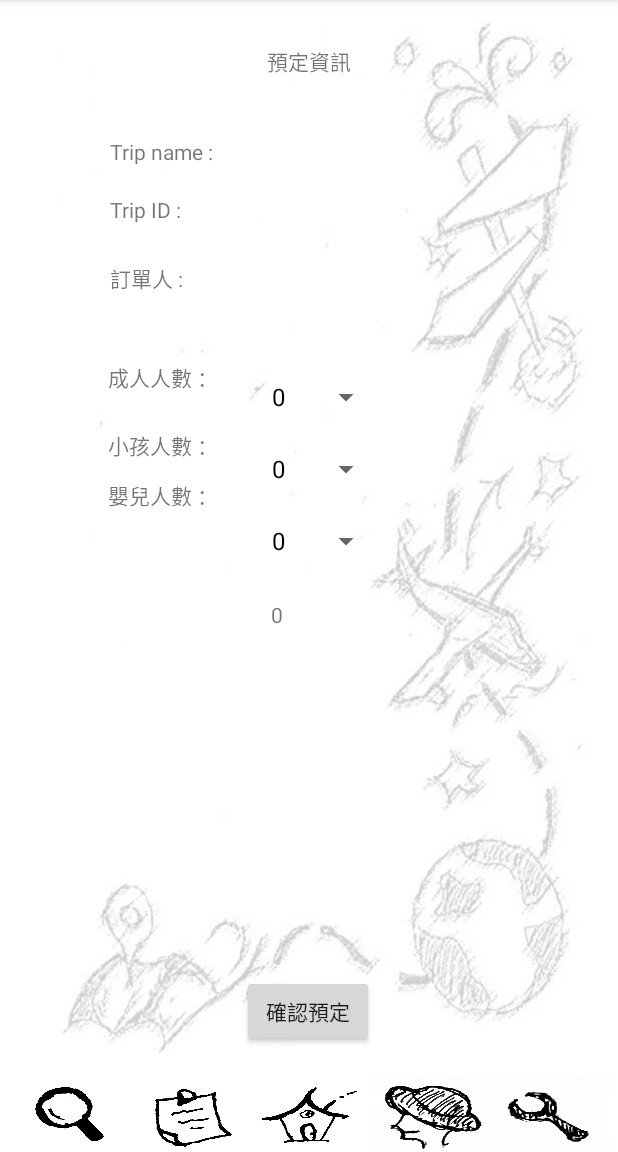
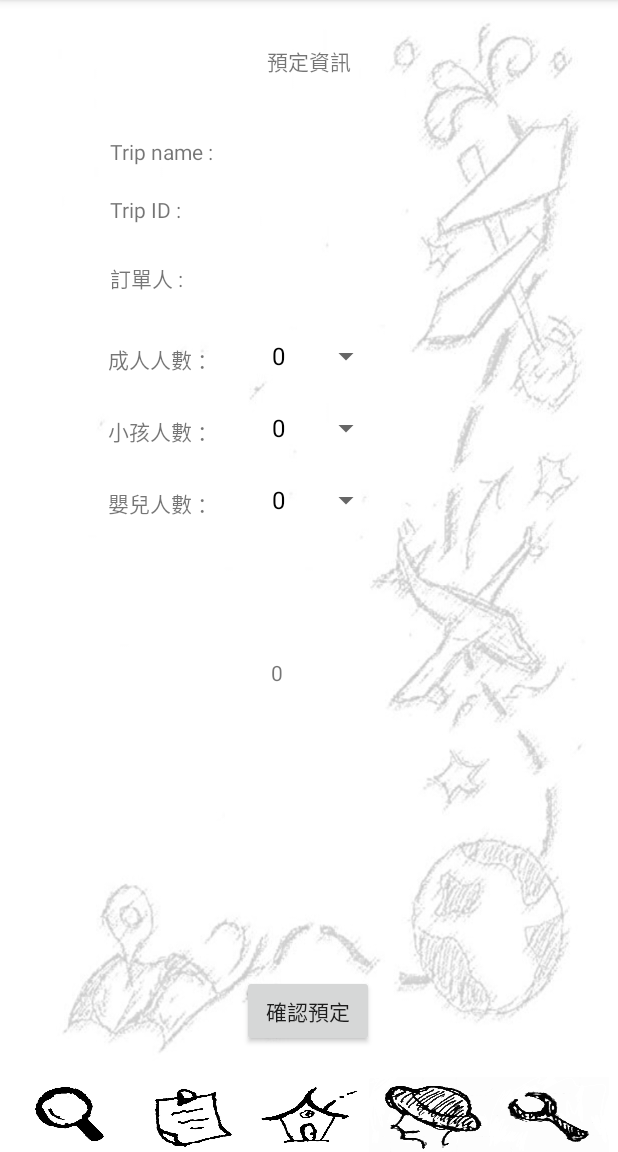
Before and after one commit to Jacksonacc877/OopTravelApp, an Android app: the Booking screen opened directly, with no data from a screen before it, on a phone screen of 412 x 824 dp, the part 84-1236 px from its top. Run offline under Robolectric (Android 15) with nearby library versions, the phone set to English and light mode, and no system bars; our stand-ins replace Firebase (no records; nobody signed in at launch, a user with empty details on screens opened directly); network calls fail; 6 statements that could not run were skipped.

Commit message:
cover check

```diff
--- a/app/src/main/res/layout/activity_booking.xml
+++ b/app/src/main/res/layout/activity_booking.xml
@@ -101,10 +101,10 @@
         android:layout_height="wrap_content"
         android:layout_marginStart="72dp"
         android:layout_marginLeft="72dp"
-        android:layout_marginTop="47dp"
+        android:layout_marginTop="15dp"
         android:text="@string/numOfAdult"
         app:layout_constraintStart_toStartOf="parent"
-        app:layout_constraintTop_toBottomOf="@+id/login_name" />
+        app:layout_constraintTop_toTopOf="@+id/spinner_adult" />
 
     <TextView
         android:id="@+id/arrange_total_amount"
@@ -112,10 +112,10 @@
         android:layout_height="wrap_content"
         android:layout_marginStart="84dp"
         android:layout_marginLeft="84dp"
-        android:layout_marginTop="36dp"
-        android:layout_marginBottom="296dp"
+        android:layout_marginTop="80dp"
+        android:layout_marginBottom="231dp"
         android:text="@string/total_amount"
-        app:layout_constraintBottom_toBottomOf="@+id/arrange_button"
+        app:layout_constraintBottom_toTopOf="@+id/arrange_button"
         app:layout_constraintStart_toStartOf="parent"
         app:layout_constraintTop_toBottomOf="@+id/spinner_infant" />
 
@@ -125,10 +125,10 @@
         android:layout_height="wrap_content"
         android:layout_marginStart="72dp"
         android:layout_marginLeft="72dp"
-        android:layout_marginTop="12dp"
+        android:layout_marginTop="15dp"
         android:text="@string/numOfInfant"
         app:layout_constraintStart_toStartOf="parent"
-        app:layout_constraintTop_toBottomOf="@+id/arrange_numchild" />
+        app:layout_constraintTop_toTopOf="@+id/spinner_infant" />
 
     <Spinner
         android:id="@+id/spinner_infant"
@@ -145,10 +145,10 @@
         android:layout_height="wrap_content"
         android:layout_marginStart="72dp"
         android:layout_marginLeft="72dp"
-        android:layout_marginTop="24dp"
+        android:layout_marginTop="15dp"
         android:text="@string/numOfChild"
         app:layout_constraintStart_toStartOf="parent"
-        app:layout_constraintTop_toBottomOf="@+id/arrange_numadult" />
+        app:layout_constraintTop_toBottomOf="@+id/spinner_adult" />
 
     <Button
         android:id="@+id/arrange_button"
@@ -167,7 +167,7 @@
         android:layout_height="wrap_content"
         android:layout_marginStart="28dp"
         android:layout_marginLeft="28dp"
-        android:layout_marginTop="47dp"
+        android:layout_marginTop="20dp"
         app:layout_constraintStart_toEndOf="@+id/arrange_numadult"
         app:layout_constraintTop_toBottomOf="@+id/login_name" />
 
@@ -186,14 +186,13 @@
         android:layout_height="wrap_content"
         android:layout_marginStart="37dp"
         android:layout_marginLeft="37dp"
-        android:layout_marginTop="15dp"
         android:layout_marginEnd="124dp"
         android:layout_marginRight="124dp"
         android:text="0"
         app:layout_constraintEnd_toEndOf="parent"
         app:layout_constraintHorizontal_bias="0.0"
         app:layout_constraintStart_toEndOf="@+id/arrange_total_amount"
-        app:layout_constraintTop_toBottomOf="@+id/spinner_infant" />
+        app:layout_constraintTop_toTopOf="@+id/arrange_total_amount" />
 
     <LinearLayout
         android:id="@+id/linearLayout5"
```
Also changed, not shown: app/src/main/res/layout/fragment_first.xml (+7 -10 lines).
